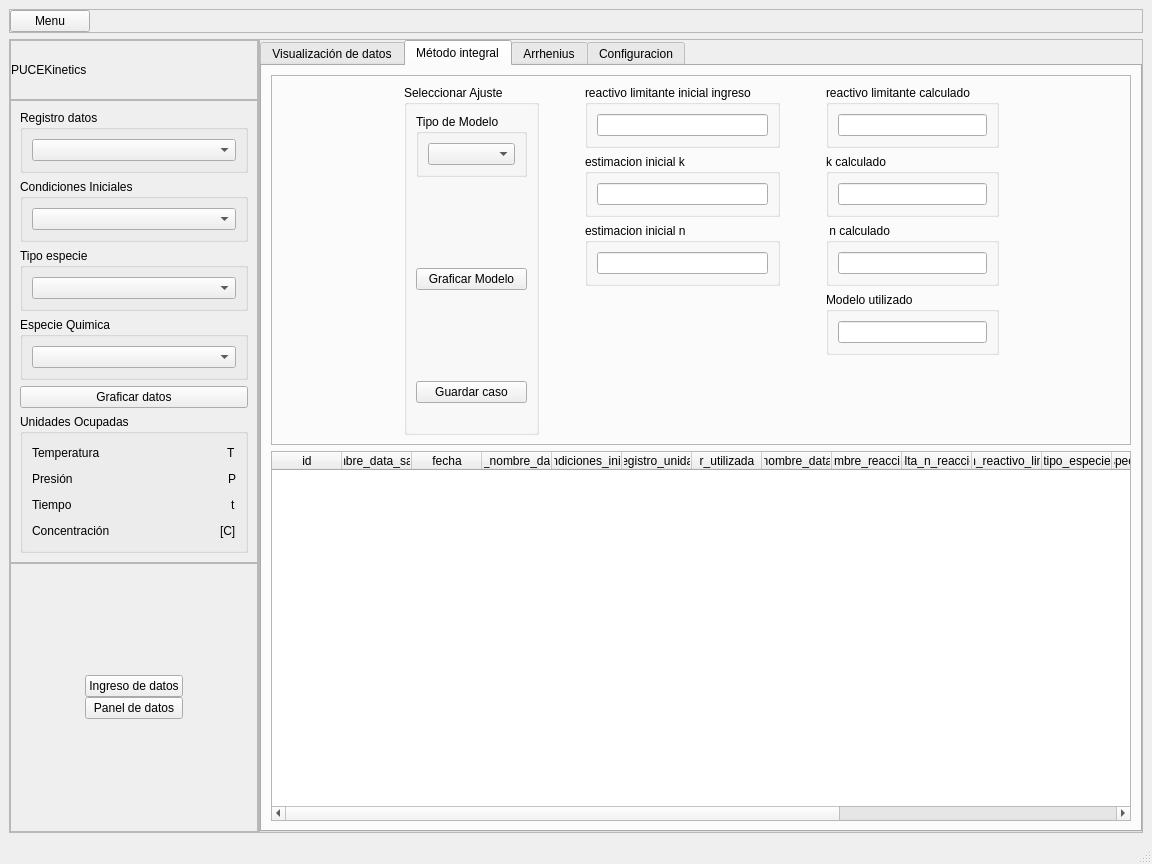
Above: dashboard_v3.ui from JuandresPUCE/tesis_pyqt_sqlite before the change. Below: the same form after it.
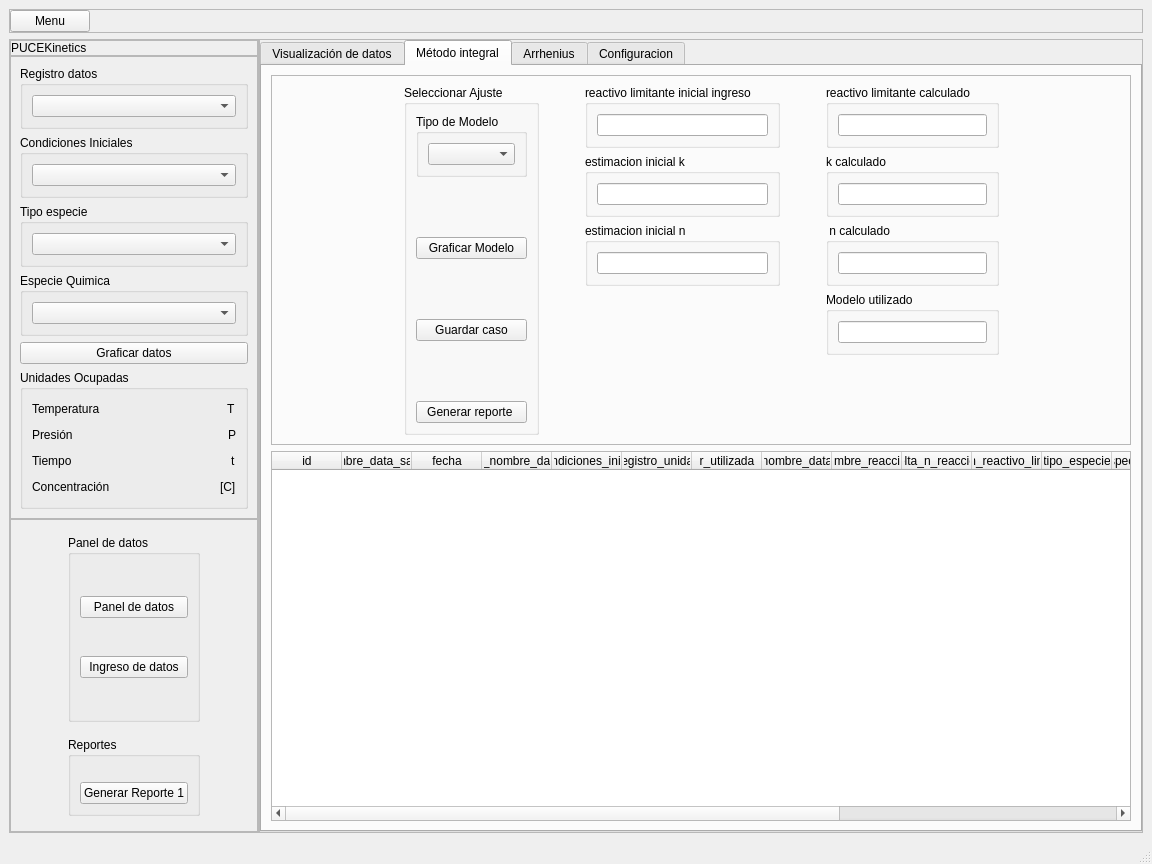
That is the form after the change. The open tabs and pages were chosen to show the change.

Commit message: creacion de reportes para el metodo integral

What changed in the file:
```diff
--- a/dashboard_v3.ui
+++ b/dashboard_v3.ui
@@ -435,19 +435,135 @@
                   <number>0</number>
                  </property>
                  <item>
-                  <widget class="QPushButton" name="ingreso_datos_btn">
-                   <property name="text">
-                    <string>Ingreso de datos</string>
+                  <spacer name="verticalSpacer_11">
+                   <property name="orientation">
+                    <enum>Qt::Vertical</enum>
                    </property>
-                  </widget>
+                   <property name="sizeHint" stdset="0">
+                    <size>
+                     <width>20</width>
+                     <height>40</height>
+                    </size>
+                   </property>
+                  </spacer>
                  </item>
                  <item>
-                  <widget class="QPushButton" name="panel_datos_btn">
-                   <property name="text">
+                  <widget class="QGroupBox" name="groupBox_20">
+                   <property name="title">
                     <string>Panel de datos</string>
                    </property>
+                   <layout class="QVBoxLayout" name="verticalLayout_20">
+                    <item>
+                     <spacer name="verticalSpacer_16">
+                      <property name="orientation">
+                       <enum>Qt::Vertical</enum>
+                      </property>
+                      <property name="sizeHint" stdset="0">
+                       <size>
+                        <width>20</width>
+                        <height>40</height>
+                       </size>
+                      </property>
+                     </spacer>
+                    </item>
+                    <item>
+                     <widget class="QPushButton" name="panel_datos_btn">
+                      <property name="text">
+                       <string>Panel de datos</string>
+                      </property>
+                     </widget>
+                    </item>
+                    <item>
+                     <spacer name="verticalSpacer_12">
+                      <property name="orientation">
+                       <enum>Qt::Vertical</enum>
+                      </property>
+                      <property name="sizeHint" stdset="0">
+                       <size>
+                        <width>20</width>
+                        <height>40</height>
+                       </size>
+                      </property>
+                     </spacer>
+                    </item>
+                    <item>
+                     <widget class="QPushButton" name="ingreso_datos_btn">
+                      <property name="text">
+                       <string>Ingreso de datos</string>
+                      </property>
+                     </widget>
+                    </item>
+                    <item>
+                     <spacer name="verticalSpacer_13">
+                      <property name="orientation">
+                       <enum>Qt::Vertical</enum>
+                      </property>
+                      <property name="sizeHint" stdset="0">
+                       <size>
+                        <width>20</width>
+                        <height>40</height>
+                       </size>
+                      </property>
+                     </spacer>
+                    </item>
+                   </layout>
                   </widget>
                  </item>
+                 <item>
+                  <spacer name="verticalSpacer_14">
+                   <property name="orientation">
+                    <enum>Qt::Vertical</enum>
+                   </property>
+                   <property name="sizeHint" stdset="0">
+                    <size>
+                     <width>20</width>
+                     <height>40</height>
+                    </size>
+                   </property>
+                  </spacer>
+                 </item>
+                 <item>
+                  <widget class="QGroupBox" name="groupBox_21">
+                   <property name="title">
+                    <string>Reportes</string>
+                   </property>
+                   <layout class="QVBoxLayout" name="verticalLayout_21">
+                    <item>
+                     <spacer name="verticalSpacer_17">
+                      <property name="orientation">
+                       <enum>Qt::Vertical</enum>
+                      </property>
+                      <property name="sizeHint" stdset="0">
+                       <size>
+                        <width>20</width>
+                        <height>40</height>
+                       </size>
+                      </property>
+                     </spacer>
+                    </item>
+                    <item>
+                     <widget class="QPushButton" name="rep1">
+                      <property name="text">
+                       <string>Generar Reporte 1</string>
+                      </property>
+                     </widget>
+                    </item>
+                   </layout>
+                  </widget>
+                 </item>
+                 <item>
+                  <spacer name="verticalSpacer_15">
+                   <property name="orientation">
+                    <enum>Qt::Vertical</enum>
+                   </property>
+                   <property name="sizeHint" stdset="0">
+                    <size>
+                     <width>20</width>
+                     <height>40</height>
+                    </size>
+                   </property>
+                  </spacer>
+                 </item>
                 </layout>
                </item>
                <item>
@@ -1028,16 +1144,23 @@
                         <item>
                          <spacer name="horizontalSpacer_9">
                           <property name="orientation">
-                           <enum>Qt::Horizontal</enum>
+                           <enum>Qt::Vertical</enum>
                           </property>
                           <property name="sizeHint" stdset="0">
                            <size>
-                            <width>40</width>
-                            <height>20</height>
+                            <width>20</width>
+                            <height>40</height>
                            </size>
                           </property>
                          </spacer>
                         </item>
+                        <item>
+                         <widget class="QPushButton" name="rep2">
+                          <property name="text">
+                           <string>Generar reporte </string>
+                          </property>
+                         </widget>
+                        </item>
                        </layout>
                       </widget>
                      </item>
@@ -1849,19 +1972,6 @@
                <string>Nuevo conjunto de datos</string>
               </property>
              </widget>
-             <widget class="QPushButton" name="rep1">
-              <property name="geometry">
-               <rect>
-                <x>620</x>
-                <y>180</y>
-                <width>75</width>
-                <height>24</height>
-               </rect>
-              </property>
-              <property name="text">
-               <string>PushButton</string>
-              </property>
-             </widget>
             </widget>
            </widget>
           </item>
```
Left out of the diff: 2 changed lines with no effect on the pictures. The commit also changes 15 other files.
